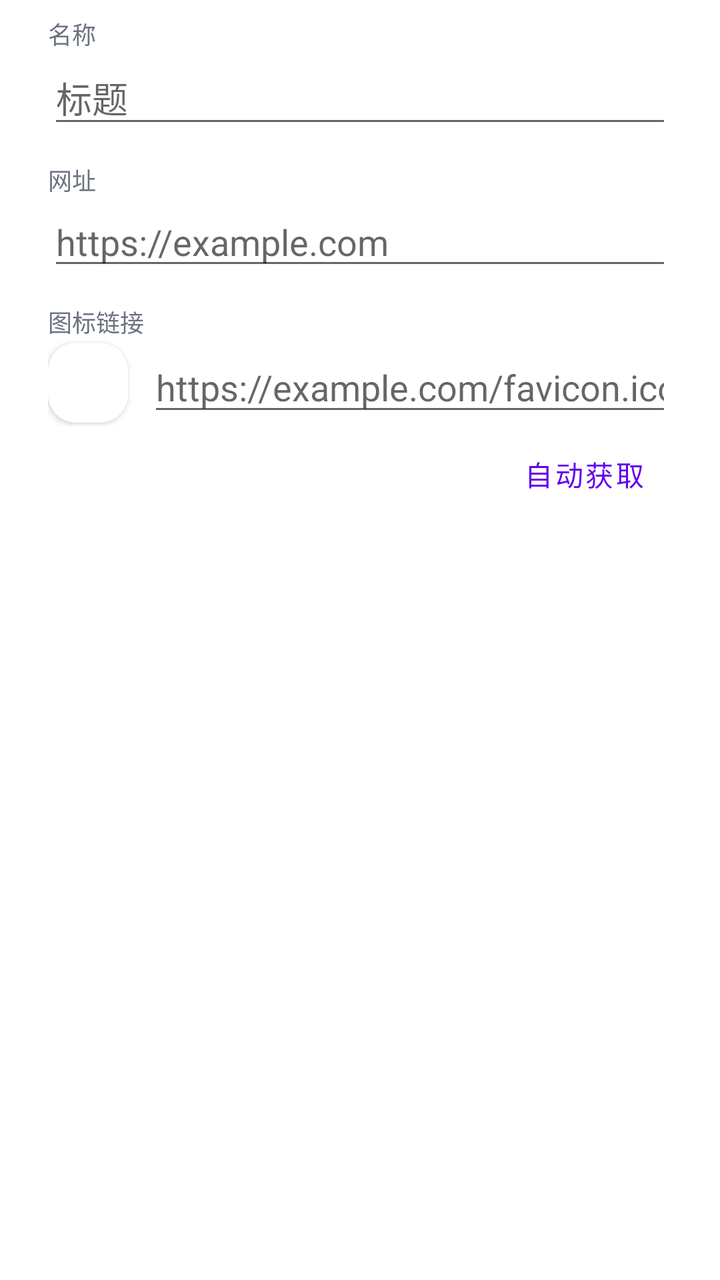
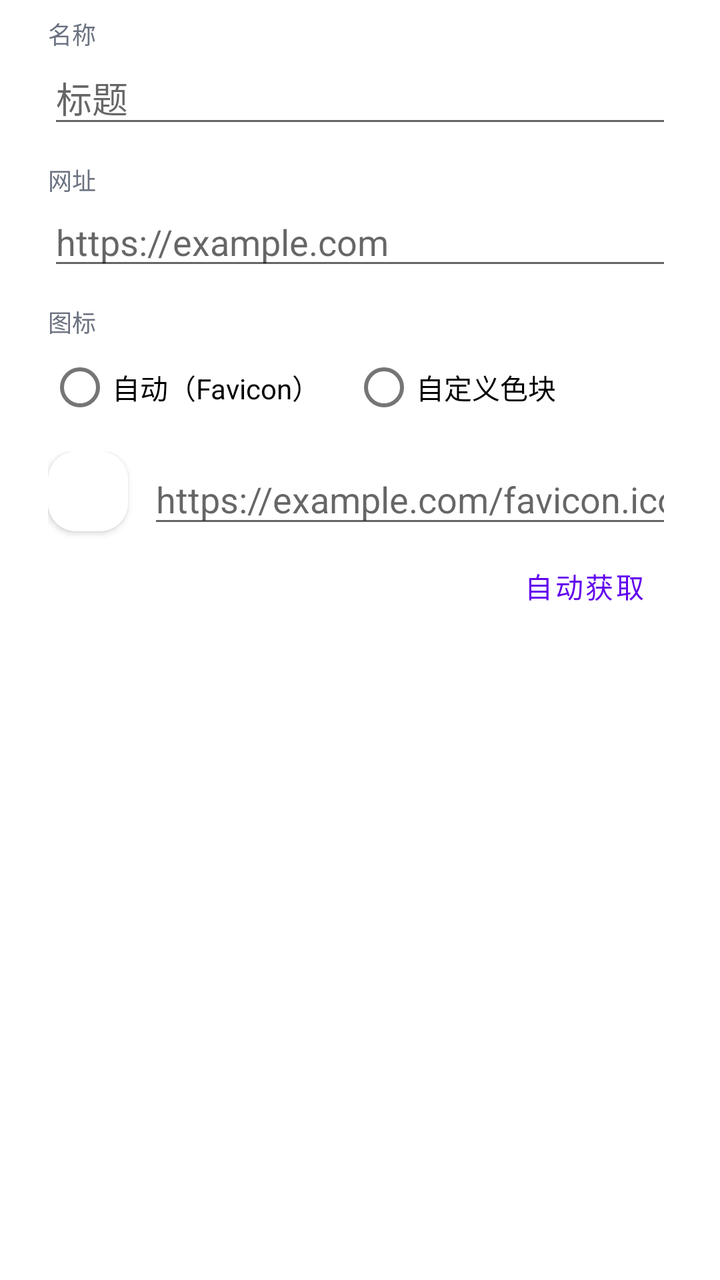

Two renders of the same Android screen: before a commit and after it. Below are the layout's source before the change and the commit's diff.
<!-- AndroidManifest.xml: application theme Theme.MeoCompanion -->
<!-- res/layout/dialog_edit_shortcut.xml -->
<?xml version="1.0" encoding="utf-8"?>
<ScrollView xmlns:android="http://schemas.android.com/apk/res/android"
    android:layout_width="match_parent"
    android:layout_height="wrap_content"
    android:fillViewport="true">

    <LinearLayout
        android:layout_width="match_parent"
        android:layout_height="wrap_content"
        android:orientation="vertical"
        android:paddingStart="24dp"
        android:paddingEnd="24dp"
        android:paddingTop="8dp"
        android:paddingBottom="4dp">

        <TextView
            android:layout_width="match_parent"
            android:layout_height="wrap_content"
            android:text="@string/shortcut_field_title"
            android:textColor="#FF6B7280"
            android:textSize="12sp" />

        <EditText
            android:id="@+id/shortcutTitleInput"
            android:layout_width="match_parent"
            android:layout_height="wrap_content"
            android:layout_marginBottom="12dp"
            android:hint="@string/shortcut_hint_title"
            android:inputType="text"
            android:maxLines="1"
            android:importantForAutofill="no" />

        <TextView
            android:layout_width="match_parent"
            android:layout_height="wrap_content"
            android:text="@string/shortcut_field_url"
            android:textColor="#FF6B7280"
            android:textSize="12sp" />

        <EditText
            android:id="@+id/shortcutUrlInput"
            android:layout_width="match_parent"
            android:layout_height="wrap_content"
            android:layout_marginBottom="12dp"
            android:hint="@string/shortcut_hint_url"
            android:inputType="textUri"
            android:maxLines="1"
            android:importantForAutofill="no" />

        <TextView
            android:layout_width="match_parent"
            android:layout_height="wrap_content"
            android:text="@string/shortcut_field_icon"
            android:textColor="#FF6B7280"
            android:textSize="12sp" />

        <LinearLayout
            android:layout_width="match_parent"
            android:layout_height="wrap_content"
            android:gravity="center_vertical"
            android:orientation="horizontal">

            <FrameLayout
                android:layout_width="40dp"
                android:layout_height="40dp"
                android:background="@drawable/bg_shortcut_icon_white"
                android:elevation="2dp">

                <ImageView
                    android:id="@+id/shortcutIconPreview"
                    android:layout_width="match_parent"
                    android:layout_height="match_parent"
                    android:contentDescription="@null"
                    android:padding="6dp"
                    android:scaleType="fitCenter" />

                <TextView
                    android:id="@+id/shortcutIconLetter"
                    android:layout_width="match_parent"
                    android:layout_height="match_parent"
                    android:gravity="center"
                    android:textColor="#FF6B7280"
                    android:textSize="16sp"
                    android:textStyle="bold" />
            </FrameLayout>

            <EditText
                android:id="@+id/shortcutIconUrlInput"
                android:layout_width="0dp"
                android:layout_height="wrap_content"
                android:layout_marginStart="10dp"
                android:layout_weight="1"
                android:hint="@string/shortcut_hint_icon"
                android:inputType="textUri"
                android:maxLines="1"
                android:importantForAutofill="no" />
        </LinearLayout>

        <com.google.android.material.button.MaterialButton
            android:id="@+id/shortcutFetchIconButton"
            style="@style/Widget.MaterialComponents.Button.TextButton"
            android:layout_width="wrap_content"
            android:layout_height="wrap_content"
            android:layout_gravity="end"
            android:text="@string/shortcut_fetch_icon"
            android:textAllCaps="false" />

        <TextView
            android:id="@+id/shortcutEditError"
            android:layout_width="match_parent"
            android:layout_height="wrap_content"
            android:textColor="#FFFF3B30"
            android:textSize="12sp"
            android:visibility="gone" />
    </LinearLayout>
</ScrollView>
<!-- resources referenced by this layout -->
<resources>
  <!-- drawable bg_shortcut_icon_white (drawable) -->
  <?xml version="1.0" encoding="utf-8"?>
  <shape xmlns:android="http://schemas.android.com/apk/res/android"
      android:shape="rectangle">
      <corners android:radius="14dp" />
      <solid android:color="#FFFFFFFF" />
  </shape>
  <string name="shortcut_fetch_icon">自动获取</string>
  <string name="shortcut_field_icon">图标链接</string>
  <string name="shortcut_field_title">名称</string>
  <string name="shortcut_field_url">网址</string>
  <string name="shortcut_hint_icon">https://example.com/favicon.ico（可选）</string>
  <string name="shortcut_hint_title">标题</string>
  <string name="shortcut_hint_url">https://example.com</string>
  <style name="Theme.MeoCompanion" parent="Theme.MaterialComponents.DayNight.NoActionBar" />
</resources>

<!-- the commit's change to res/layout/dialog_edit_shortcut.xml (unified diff, before → after) -->
@@ -54,13 +54,35 @@
             android:textColor="#FF6B7280"
             android:textSize="12sp" />
 
+        <RadioGroup
+            android:id="@+id/shortcutIconStyleGroup"
+            android:layout_width="match_parent"
+            android:layout_height="wrap_content"
+            android:orientation="horizontal"
+            android:layout_marginBottom="8dp">
+
+            <RadioButton
+                android:id="@+id/shortcutIconStyleAuto"
+                android:layout_width="wrap_content"
+                android:layout_height="wrap_content"
+                android:text="@string/shortcut_icon_style_auto" />
+
+            <RadioButton
+                android:id="@+id/shortcutIconStyleLetter"
+                android:layout_width="wrap_content"
+                android:layout_height="wrap_content"
+                android:layout_marginStart="16dp"
+                android:text="@string/shortcut_icon_style_letter" />
+        </RadioGroup>
+
         <LinearLayout
             android:layout_width="match_parent"
             android:layout_height="wrap_content"
-            android:gravity="center_vertical"
+            android:gravity="top"
             android:orientation="horizontal">
 
             <FrameLayout
+                android:id="@+id/shortcutIconPreviewFrame"
                 android:layout_width="40dp"
                 android:layout_height="40dp"
                 android:background="@drawable/bg_shortcut_icon_white"
@@ -79,31 +101,86 @@
                     android:layout_width="match_parent"
                     android:layout_height="match_parent"
                     android:gravity="center"
-                    android:textColor="#FF6B7280"
+                    android:textColor="#FFFFFFFF"
                     android:textSize="16sp"
                     android:textStyle="bold" />
             </FrameLayout>
 
-            <EditText
-                android:id="@+id/shortcutIconUrlInput"
+            <LinearLayout
                 android:layout_width="0dp"
                 android:layout_height="wrap_content"
                 android:layout_marginStart="10dp"
                 android:layout_weight="1"
-                android:hint="@string/shortcut_hint_icon"
-                android:inputType="textUri"
-                android:maxLines="1"
-                android:importantForAutofill="no" />
+                android:orientation="vertical">
+
+                <LinearLayout
+                    android:id="@+id/shortcutAutoIconRow"
+                    android:layout_width="match_parent"
+                    android:layout_height="wrap_content"
+                    android:gravity="center_vertical"
+                    android:orientation="horizontal">
+
+                    <EditText
+                        android:id="@+id/shortcutIconUrlInput"
+                        android:layout_width="0dp"
+                        android:layout_height="wrap_content"
+                        android:layout_weight="1"
+                        android:hint="@string/shortcut_hint_icon"
+                        android:inputType="textUri"
+                        android:maxLines="1"
+                        android:importantForAutofill="no" />
+                </LinearLayout>
+
+                <com.google.android.material.button.MaterialButton
+                    android:id="@+id/shortcutFetchIconButton"
+                    style="@style/Widget.MaterialComponents.Button.TextButton"
+                    android:layout_width="wrap_content"
+                    android:layout_height="wrap_content"
+                    android:layout_gravity="end"
+                    android:text="@string/shortcut_fetch_icon"
+                    android:textAllCaps="false" />
+
+                <LinearLayout
+                    android:id="@+id/shortcutLetterOptions"
+                    android:layout_width="match_parent"
+                    android:layout_height="wrap_content"
+                    android:orientation="vertical"
+                    android:visibility="gone">
+
+                    <LinearLayout
+                        android:layout_width="match_parent"
+                        android:layout_height="wrap_content"
+                        android:gravity="center_vertical"
+                        android:orientation="horizontal">
+
+                        <TextView
+                            android:layout_width="wrap_content"
+                            android:layout_height="wrap_content"
+                            android:text="@string/shortcut_field_letter"
+                            android:textColor="#FF6B7280"
+                            android:textSize="12sp" />
+
+                        <EditText
+                            android:id="@+id/shortcutLetterInput"
+                            android:layout_width="56dp"
+                            android:layout_height="wrap_content"
+                            android:layout_marginStart="8dp"
+                            android:hint="A"
+                            android:inputType="text"
+                            android:maxLines="1"
+                            android:importantForAutofill="no" />
+                    </LinearLayout>
+
+                    <GridLayout
+                        android:id="@+id/shortcutColorGrid"
+                        android:layout_width="match_parent"
+                        android:layout_height="wrap_content"
+                        android:layout_marginTop="8dp"
+                        android:columnCount="4"
+                        android:rowCount="4" />
+                </LinearLayout>
+            </LinearLayout>
         </LinearLayout>
-
-        <com.google.android.material.button.MaterialButton
-            android:id="@+id/shortcutFetchIconButton"
-            style="@style/Widget.MaterialComponents.Button.TextButton"
-            android:layout_width="wrap_content"
-            android:layout_height="wrap_content"
-            android:layout_gravity="end"
-            android:text="@string/shortcut_fetch_icon"
-            android:textAllCaps="false" />
 
         <TextView
             android:id="@+id/shortcutEditError"
<!-- resource entries referenced after the edit -->
@@ -8,12 +8,15 @@
       <solid android:color="#FFFFFFFF" />
   </shape>
   <string name="shortcut_fetch_icon">自动获取</string>
-  <string name="shortcut_field_icon">图标链接</string>
+  <string name="shortcut_field_icon">图标</string>
+  <string name="shortcut_field_letter">字母</string>
   <string name="shortcut_field_title">名称</string>
   <string name="shortcut_field_url">网址</string>
   <string name="shortcut_hint_icon">https://example.com/favicon.ico（可选）</string>
   <string name="shortcut_hint_title">标题</string>
   <string name="shortcut_hint_url">https://example.com</string>
+  <string name="shortcut_icon_style_auto">自动（Favicon）</string>
+  <string name="shortcut_icon_style_letter">自定义色块</string>
   <style name="Theme.MeoCompanion" parent="Theme.MaterialComponents.DayNight.NoActionBar" />
 </resources>
 
